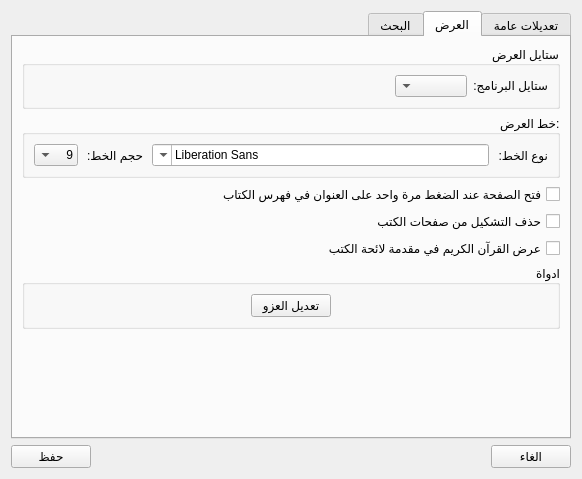
Qt form src/settingsdialog.ui (boussouira/moltaqa) before a commit.
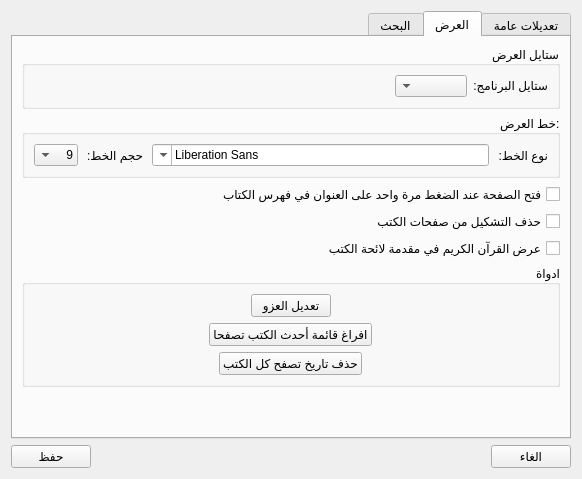
The same form after that commit. The open tabs and pages were chosen to show the change.

Commit message: Delete all books history and clear last opened books

Diff of the .ui file:
```diff
--- a/src/settingsdialog.ui
+++ b/src/settingsdialog.ui
@@ -360,7 +360,81 @@
              </widget>
             </item>
             <item>
-             <spacer name="horizontalSpacer_12">
+             <spacer name="horizontalSpacer_11">
+              <property name="orientation">
+               <enum>Qt::Horizontal</enum>
+              </property>
+              <property name="sizeHint" stdset="0">
+               <size>
+                <width>40</width>
+                <height>20</height>
+               </size>
+              </property>
+             </spacer>
+            </item>
+           </layout>
+          </item>
+          <item>
+           <layout class="QHBoxLayout" name="horizontalLayout_12">
+            <item>
+             <spacer name="horizontalSpacer_13">
+              <property name="orientation">
+               <enum>Qt::Horizontal</enum>
+              </property>
+              <property name="sizeHint" stdset="0">
+               <size>
+                <width>40</width>
+                <height>20</height>
+               </size>
+              </property>
+             </spacer>
+            </item>
+            <item>
+             <widget class="QPushButton" name="pushClearLastOpenedBooks">
+              <property name="text">
+               <string>افراغ قائمة أحدث الكتب تصفحا</string>
+              </property>
+             </widget>
+            </item>
+            <item>
+             <spacer name="horizontalSpacer_14">
+              <property name="orientation">
+               <enum>Qt::Horizontal</enum>
+              </property>
+              <property name="sizeHint" stdset="0">
+               <size>
+                <width>40</width>
+                <height>20</height>
+               </size>
+              </property>
+             </spacer>
+            </item>
+           </layout>
+          </item>
+          <item>
+           <layout class="QHBoxLayout" name="horizontalLayout_13">
+            <item>
+             <spacer name="horizontalSpacer_15">
+              <property name="orientation">
+               <enum>Qt::Horizontal</enum>
+              </property>
+              <property name="sizeHint" stdset="0">
+               <size>
+                <width>40</width>
+                <height>20</height>
+               </size>
+              </property>
+             </spacer>
+            </item>
+            <item>
+             <widget class="QPushButton" name="pushClearBooksHistory">
+              <property name="text">
+               <string>حذف تاريخ تصفح كل الكتب</string>
+              </property>
+             </widget>
+            </item>
+            <item>
+             <spacer name="horizontalSpacer_16">
               <property name="orientation">
                <enum>Qt::Horizontal</enum>
               </property>
```
Left out of the diff: 2 changed lines with no effect on the pictures. The commit also changes 4 other files.
